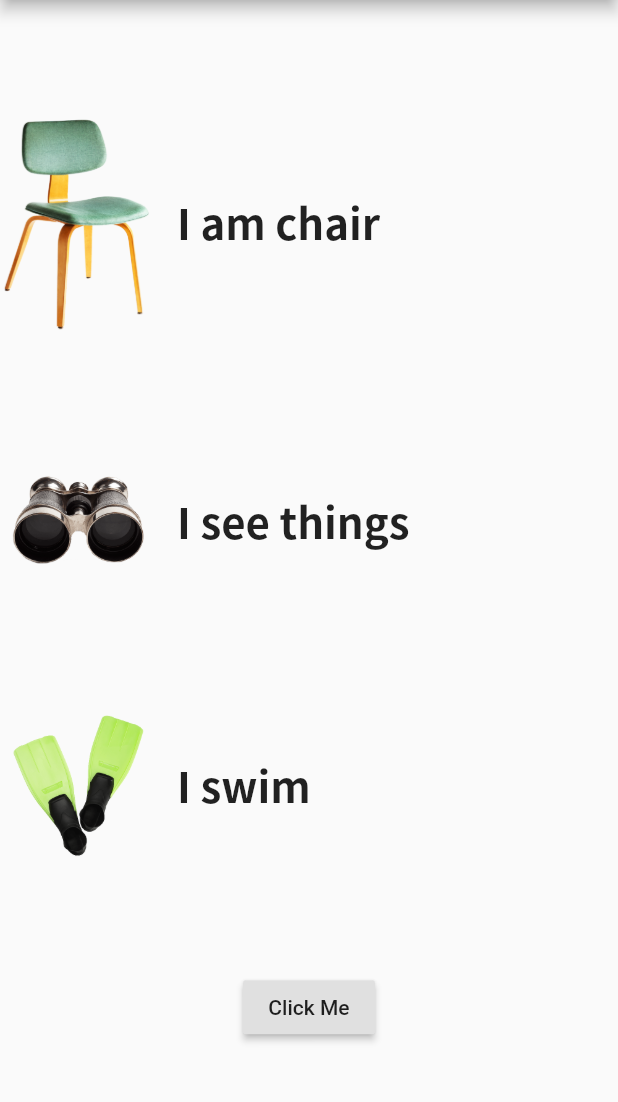
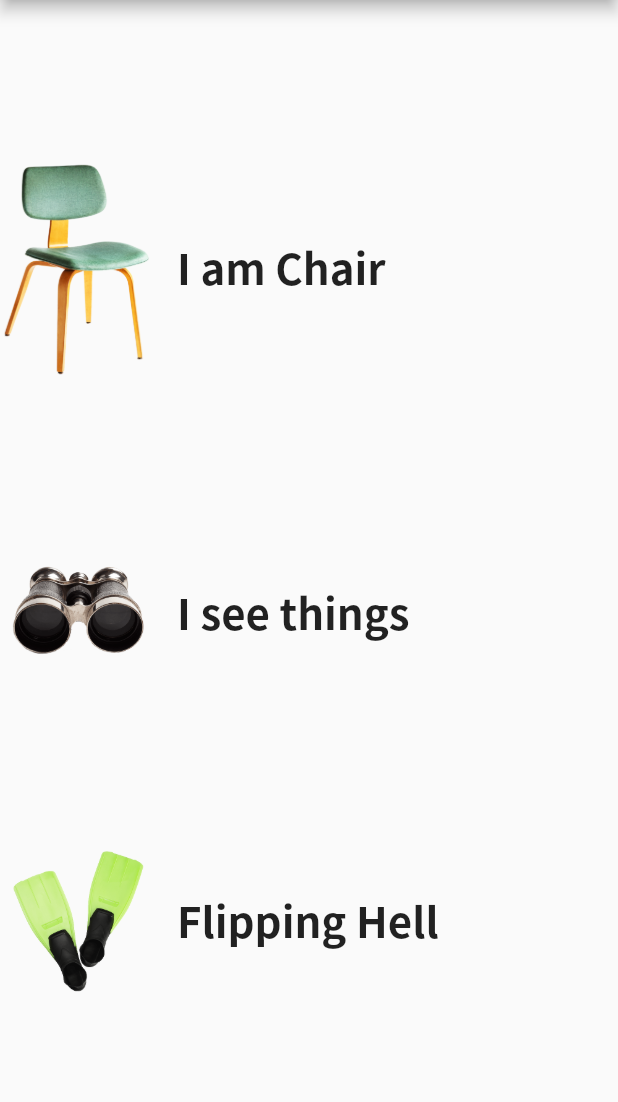
Before and after one commit to tddmonkey/socrates2019_flutter, a Flutter app: the screen it shows after launch, on a phone screen of 412 x 824 dp, the part 84-1186 px from its top. Run offline on Flutter 3.47's test engine with Material 2 defaults, Android fonts, the phone set to English and light mode, and no system bars; Roboto replaces fonts that are missing (Raleway).

Commit message:
product page is details for actual product

```diff
--- a/lib/main.dart
+++ b/lib/main.dart
@@ -11,13 +11,15 @@ import 'package:flutter/material.dart';
 import 'package:flutter/scheduler.dart';
 import 'package:flutter/rendering.dart' show debugPaintSizeEnabled;
 
+
+
 void main() {
 //  debugPaintSizeEnabled = false; // Remove to suppress visual layout
 
-  runApp(MyApp());
+  runApp(KeithAndColinDoFlutter());
 }
 
-class MyApp extends StatelessWidget {
+class KeithAndColinDoFlutter extends StatelessWidget {
   double screenWidth;
 
   @override
@@ -25,26 +27,47 @@ class MyApp extends StatelessWidget {
     return MaterialApp(
         title: 'Flutter layout demo',
         theme: ThemeData.light(),
-        home: RowAndColumnThing()
+        home: HomePage()
 
         ///      ),
         );
   }
 }
 
-class RowAndColumnThing extends StatelessWidget {
+class Item {
+  String name;
+  String imageUrl;
+  String description;
+
+  Item(String name, String imageUrl, String description) {
+    this.name = name;
+    this.imageUrl = imageUrl;
+    this.description = description;
+  }
+}
+
+//class Item(String name, String imageUrl, String description) {
+//
+//}
+
+class HomePage extends StatelessWidget {
   double screenWidth;
 
   BuildContext context;
+
+  var chair = new Item("I am Chair", "images/chair-alpha.png", "Sit on me");
+  var binoculars = new Item("I see things", "images/binoculars-alpha.png", "An optical instrument with a lens for each eye, used for viewing distant objects.");
+  var flippers = new Item("Flipping Hell", "images/flippers-alpha.png", """a broad flat limb without fingers, used for swimming by various sea animals such as seals, whales, and turtles.
+        a flat rubber attachment worn on the foot for underwater swimming.
+        a pivoted arm in a pinball machine, controlled by the player and used for sending the ball back up the table.""");
 
   Widget buildColumn() {
     return Column(
       mainAxisAlignment: MainAxisAlignment.spaceEvenly,
       children: [
-        buildRow("images/chair-alpha.png", "I am chair"),
-        buildRow("images/binoculars-alpha.png", "I see things"),
-        buildRow("images/flippers-alpha.png", "I swim"),
-        addNavButton()
+        createItemView(chair),
+        createItemView(binoculars),
+        createItemView(flippers),
       ],
     );
   }
@@ -58,14 +81,14 @@ class RowAndColumnThing extends StatelessWidget {
     ],
   );
 
-  Widget buildRow(String imageUrl, String description) {
+  Widget createItemView(Item item) {
     return Row(
       children: [
-        expandableImage(imageUrl),
+        expandableImage(item),
         Container(
           padding: EdgeInsets.all(15),
           child: Text(
-            description,
+            item.name,
             style: t,
             textScaleFactor: 2,
           ),
@@ -86,39 +109,54 @@ class RowAndColumnThing extends StatelessWidget {
 //    return buildColumn();
   }
 
-  Widget expandableImage(String imageUrl) {
+  Widget expandableImage(Item item) {
 //    return Hero(tag: imageUrl, child: SizedBox(width: screenWidth/4, child: Image.asset(imageUrl)));
-    return SizedBox(width: screenWidth / 4, child: Image.asset(imageUrl));
+    return InkWell(
+        onTap: navToSomeOtherPage(item),
+        child: SizedBox(width: screenWidth / 4, child: Image.asset(item.imageUrl))
+    );
   }
 
-  Widget addNavButton() {
-    return Center(
-        child: RaisedButton(
-            child: Text("Click Me"), onPressed: navToSomeOtherPage()));
-  }
+//  Widget addNavButton() {
+//    return Center(
+//        child: RaisedButton(
+//            child: Text("Click Me"), onPressed: navToSomeOtherPage()));
+//  }
 
-  navToSomeOtherPage() {
+  navToSomeOtherPage(Item item) {
     return () => {
           Navigator.push(
-              context, MaterialPageRoute(builder: (context) => GarbageScreen()))
+              context, MaterialPageRoute(builder: (context) => GarbageScreen(item)))
         };
   }
 }
 
 class GarbageScreen extends StatelessWidget {
+  Item item;
+
+  GarbageScreen(Item item) {
+    this.item = item;
+  }
+
   @override
   Widget build(BuildContext context) {
     return Scaffold(
       appBar: AppBar(
-        title: Text('Garbage Page'),
+        title: Text(item.name),
       ),
-      body: FullPageLayoutForItem()
+      body: FullPageLayoutForItem(item)
     );
   }
 }
 
 class FullPageLayoutForItem extends StatelessWidget {
   double imageSize;
+
+  Item item;
+
+  FullPageLayoutForItem(Item item) {
+    this.item = item;
+  }
 
   @override
   Widget build(BuildContext context) {
@@ -130,44 +168,24 @@ class FullPageLayoutForItem extends StatelessWidget {
           textBox()
         ]
     );
-
-    return Container(
-        padding: const EdgeInsets.all(8.0),
-        alignment: Alignment.topLeft,
-        // Use background color to emphasize that it's a new route.
-//        color: Colors.green,
-        child: Hero(
-            tag: 'flippers',
-            child: Column(
-                crossAxisAlignment: CrossAxisAlignment.start,
-                children: [
-//                  imageBox(),
-                  textBox()
-                ]
-            )
-        )
-    );
   }
 
   Widget imageBox(double imageSize) {
     return Align(
         alignment: Alignment.centerLeft,
         child: SizedBox(
-              width: imageSize,
-              child: Image.asset(
-                'images/flippers-alpha.png',
+                width: imageSize,
+                child: Image.asset(item.imageUrl)
               )
           )
-    )
     ;
   }
 
   Widget textBox() {
     return Container(
         padding: const EdgeInsets.all(8.0),
-        child: Text(        """a broad flat limb without fingers, used for swimming by various sea animals such as seals, whales, and turtles.
-        a flat rubber attachment worn on the foot for underwater swimming.
-        a pivoted arm in a pinball machine, controlled by the player and used for sending the ball back up the table.""",
+        child: Text(
+          item.description,
           textScaleFactor: 1.3
       )
     )
```
